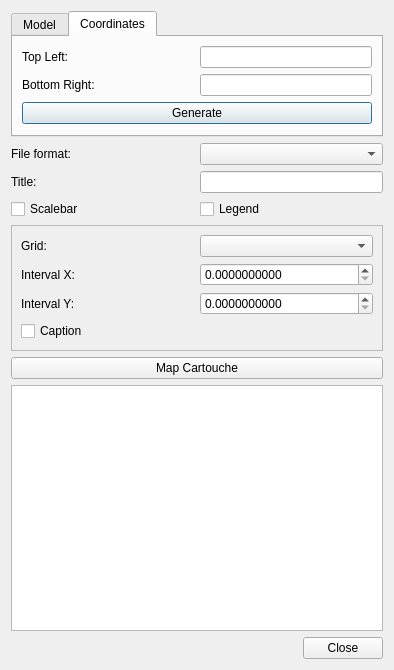
kadas-albireo/kadas-print-plugin, file vbsprint/ui/printdialog.ui: the form before one commit.
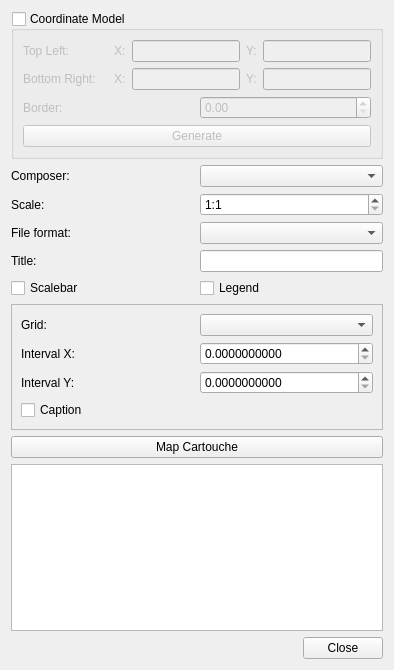
The form after the commit. The open tabs and pages were chosen to show the change. Icons and pictures are not drawn.

Commit message: design changed and border fixed

The edit to the form file:
```diff
--- a/vbsprint/ui/printdialog.ui
+++ b/vbsprint/ui/printdialog.ui
@@ -20,21 +20,148 @@
   </property>
   <layout class="QVBoxLayout" name="verticalLayout">
    <item>
-    <widget class="QTabWidget" name="tabWidget">
+    <widget class="QGroupBox" name="coordinateGB">
+     <property name="title">
+      <string>Coordinate Model</string>
+     </property>
+     <property name="flat">
+      <bool>false</bool>
+     </property>
+     <property name="checkable">
+      <bool>true</bool>
+     </property>
+     <property name="checked">
+      <bool>false</bool>
+     </property>
+     <layout class="QVBoxLayout" name="verticalLayout_6">
+      <item>
+       <layout class="QHBoxLayout" name="horizontalLayout_11">
+        <item>
+         <widget class="QLabel" name="label_4">
+          <property name="text">
+           <string>Top Left:</string>
+          </property>
+         </widget>
+        </item>
+        <item>
+         <layout class="QHBoxLayout" name="horizontalLayout_9">
+          <item>
+           <widget class="QLabel" name="label_6">
      <property name="sizePolicy">
-      <sizepolicy hsizetype="Expanding" vsizetype="Preferred">
+             <sizepolicy hsizetype="Minimum" vsizetype="Preferred">
        <horstretch>0</horstretch>
        <verstretch>0</verstretch>
       </sizepolicy>
      </property>
-     <property name="currentIndex">
-      <number>0</number>
-     </property>
-     <widget class="QWidget" name="tab">
-      <attribute name="title">
-       <string>Model</string>
-      </attribute>
-      <layout class="QVBoxLayout" name="verticalLayout_4">
+            <property name="text">
+             <string>X:</string>
+            </property>
+           </widget>
+          </item>
+          <item>
+           <widget class="QLineEdit" name="xtopleftLE">
+            <property name="sizePolicy">
+             <sizepolicy hsizetype="Preferred" vsizetype="Fixed">
+              <horstretch>0</horstretch>
+              <verstretch>0</verstretch>
+             </sizepolicy>
+            </property>
+           </widget>
+          </item>
+          <item>
+           <widget class="QLabel" name="label_7">
+            <property name="text">
+             <string>Y:</string>
+            </property>
+           </widget>
+          </item>
+          <item>
+           <widget class="QLineEdit" name="ytopleftLE">
+            <property name="sizePolicy">
+             <sizepolicy hsizetype="Preferred" vsizetype="Fixed">
+              <horstretch>0</horstretch>
+              <verstretch>0</verstretch>
+             </sizepolicy>
+            </property>
+           </widget>
+          </item>
+         </layout>
+        </item>
+       </layout>
+      </item>
+      <item>
+       <layout class="QHBoxLayout" name="horizontalLayout_12">
+        <item>
+         <widget class="QLabel" name="label_5">
+          <property name="text">
+           <string>Bottom Right:</string>
+          </property>
+         </widget>
+        </item>
+        <item>
+         <layout class="QHBoxLayout" name="horizontalLayout_10">
+          <item>
+           <widget class="QLabel" name="label_9">
+            <property name="text">
+             <string>X:</string>
+            </property>
+           </widget>
+          </item>
+          <item>
+           <widget class="QLineEdit" name="xbottomrightLE">
+            <property name="sizePolicy">
+             <sizepolicy hsizetype="Preferred" vsizetype="Fixed">
+              <horstretch>0</horstretch>
+              <verstretch>0</verstretch>
+             </sizepolicy>
+            </property>
+           </widget>
+          </item>
+          <item>
+           <widget class="QLabel" name="label_8">
+            <property name="text">
+             <string>Y:</string>
+            </property>
+           </widget>
+          </item>
+          <item>
+           <widget class="QLineEdit" name="ybottomrightLE">
+            <property name="sizePolicy">
+             <sizepolicy hsizetype="Preferred" vsizetype="Fixed">
+              <horstretch>0</horstretch>
+              <verstretch>0</verstretch>
+             </sizepolicy>
+            </property>
+           </widget>
+          </item>
+         </layout>
+        </item>
+       </layout>
+      </item>
+      <item>
+       <layout class="QHBoxLayout" name="horizontalLayout_13">
+        <item>
+         <widget class="QLabel" name="label_10">
+          <property name="text">
+           <string>Border:</string>
+          </property>
+         </widget>
+        </item>
+        <item>
+         <widget class="QDoubleSpinBox" name="borderSB"/>
+        </item>
+       </layout>
+      </item>
+      <item>
+       <widget class="QPushButton" name="coordinateButton">
+        <property name="text">
+         <string>Generate</string>
+        </property>
+       </widget>
+      </item>
+     </layout>
+    </widget>
+   </item>
        <item>
         <layout class="QHBoxLayout" name="horizontalLayout_2">
          <item>
@@ -75,66 +202,6 @@
           </widget>
          </item>
         </layout>
-       </item>
-      </layout>
-     </widget>
-     <widget class="QWidget" name="tab_2">
-      <attribute name="title">
-       <string>Coordinates</string>
-      </attribute>
-      <layout class="QVBoxLayout" name="verticalLayout_5">
-       <item>
-        <layout class="QHBoxLayout" name="horizontalLayout_9">
-         <item>
-          <widget class="QLabel" name="label_4">
-           <property name="text">
-            <string>Top Left:</string>
-           </property>
-          </widget>
-         </item>
-         <item>
-          <widget class="QLineEdit" name="topleftLE">
-           <property name="sizePolicy">
-            <sizepolicy hsizetype="Preferred" vsizetype="Fixed">
-             <horstretch>0</horstretch>
-             <verstretch>0</verstretch>
-            </sizepolicy>
-           </property>
-          </widget>
-         </item>
-        </layout>
-       </item>
-       <item>
-        <layout class="QHBoxLayout" name="horizontalLayout_10">
-         <item>
-          <widget class="QLabel" name="label_5">
-           <property name="text">
-            <string>Bottom Right:</string>
-           </property>
-          </widget>
-         </item>
-         <item>
-          <widget class="QLineEdit" name="bottomrightLE">
-           <property name="sizePolicy">
-            <sizepolicy hsizetype="Preferred" vsizetype="Fixed">
-             <horstretch>0</horstretch>
-             <verstretch>0</verstretch>
-            </sizepolicy>
-           </property>
-          </widget>
-         </item>
-        </layout>
-       </item>
-       <item>
-        <widget class="QPushButton" name="coordinateButton">
-         <property name="text">
-          <string>Generate</string>
-         </property>
-        </widget>
-       </item>
-      </layout>
-     </widget>
-    </widget>
    </item>
    <item>
     <layout class="QHBoxLayout" name="horizontalLayout_4">
```
Lines whose indentation alone changed are shown as unchanged. The commit also changes 2 other files.
